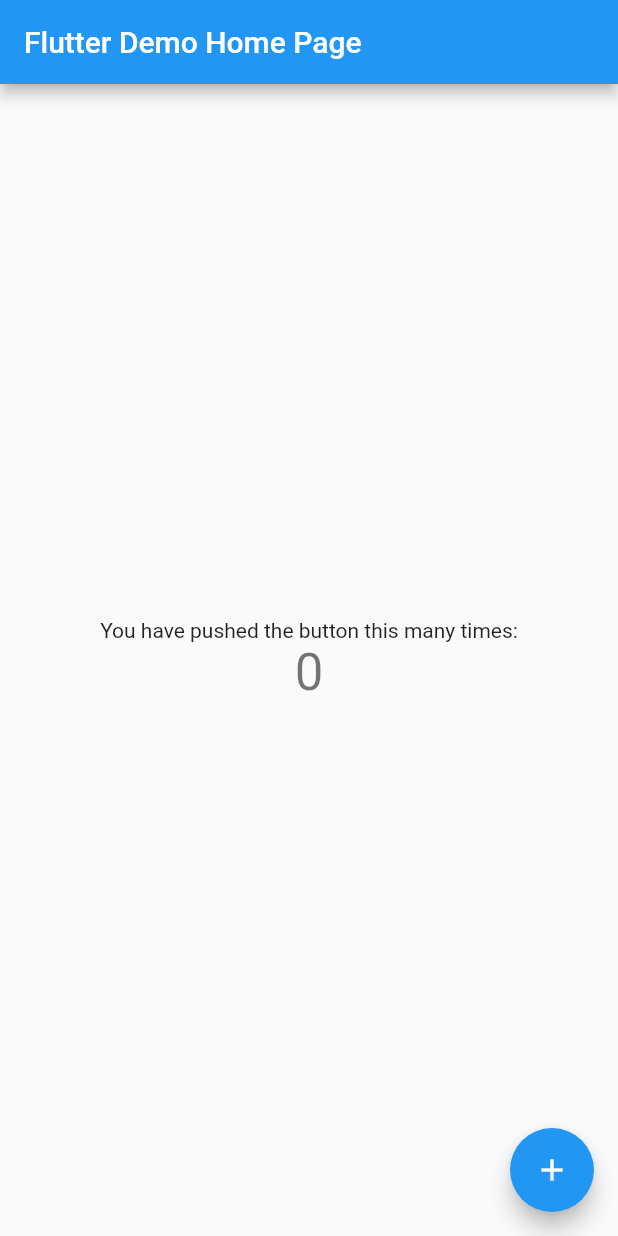
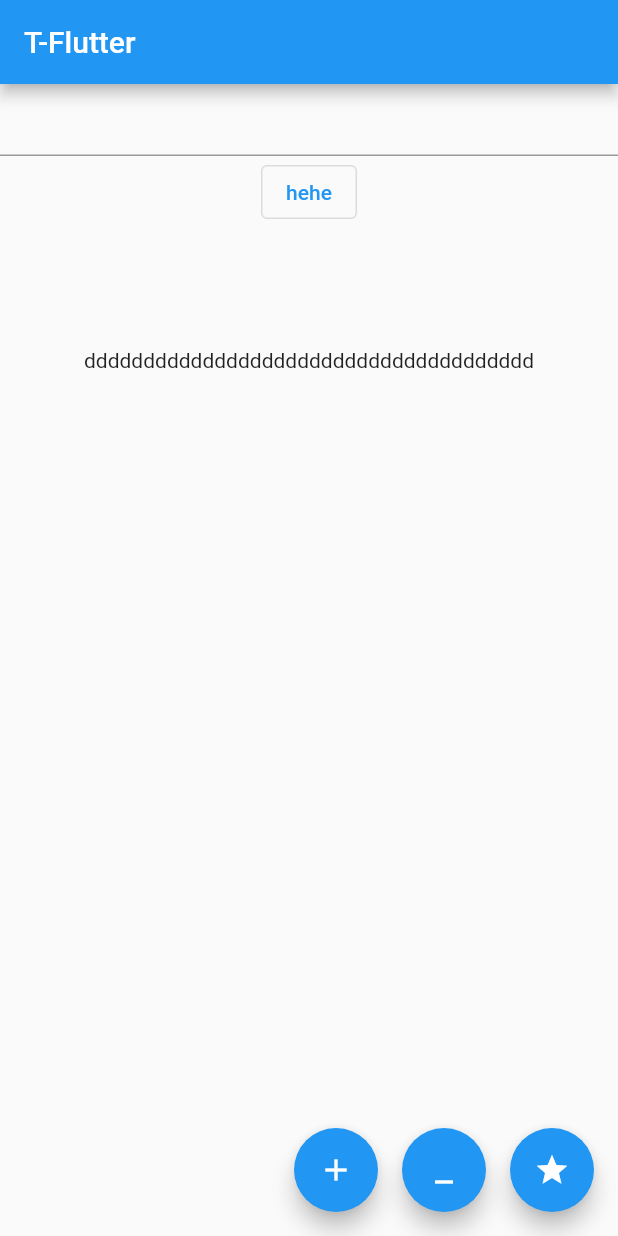
Before and after one commit to thinhquoclethai/tracking_app, a Flutter app: the screen it shows after launch, on a phone screen of 412 x 824 dp. Run offline on Flutter 3.47's test engine with Material 2 defaults, Android fonts, the phone set to English and light mode, and no system bars.

Commit message:
them code

```diff
--- a/lib/main.dart
+++ b/lib/main.dart
@@ -1,3 +1,5 @@
+import 'dart:developer';
+
 import 'package:flutter/material.dart';
 
 void main() {
@@ -7,39 +9,20 @@
 class MyApp extends StatelessWidget {
   const MyApp({Key? key}) : super(key: key);
 
-  // This widget is the root of your application.
   @override
   Widget build(BuildContext context) {
     return MaterialApp(
       title: 'Flutter Demo',
       theme: ThemeData(
-        // This is the theme of your application.
-        //
-        // Try running your application with "flutter run". You'll see the
-        // application has a blue toolbar. Then, without quitting the app, try
-        // changing the primarySwatch below to Colors.green and then invoke
-        // "hot reload" (press "r" in the console where you ran "flutter run",
-        // or simply save your changes to "hot reload" in a Flutter IDE).
-        // Notice that the counter didn't reset back to zero; the application
-        // is not restarted.
         primarySwatch: Colors.blue,
       ),
-      home: const MyHomePage(title: 'Flutter Demo Home Page'),
+      home: const MyHomePage(title: 'T-Flutter'),
     );
   }
 }
 
 class MyHomePage extends StatefulWidget {
   const MyHomePage({Key? key, required this.title}) : super(key: key);
-
-  // This widget is the home page of your application. It is stateful, meaning
-  // that it has a State object (defined below) that contains fields that affect
-  // how it looks.
-
-  // This class is the configuration for the state. It holds the values (in this
-  // case the title) provided by the parent (in this case the App widget) and
-  // used by the build method of the State. Fields in a Widget subclass are
-  // always marked "final".
 
   final String title;
 
@@ -52,64 +35,70 @@
 
   void _incrementCounter() {
     setState(() {
-      // This call to setState tells the Flutter framework that something has
-      // changed in this State, which causes it to rerun the build method below
-      // so that the display can reflect the updated values. If we changed
-      // _counter without calling setState(), then the build method would not be
-      // called again, and so nothing would appear to happen.
       _counter++;
+    });
+  }
+
+  void _decrement() {
+    setState(() {
+      _counter--;
+    });
+  }
+
+  void _multiply() {
+    setState(() {
+      _counter *= 2;
     });
   }
 
   @override
   Widget build(BuildContext context) {
-    // This method is rerun every time setState is called, for instance as done
-    // by the _incrementCounter method above.
-    //
-    // The Flutter framework has been optimized to make rerunning build methods
-    // fast, so that you can just rebuild anything that needs updating rather
-    // than having to individually change instances of widgets.
     return Scaffold(
       appBar: AppBar(
-        // Here we take the value from the MyHomePage object that was created by
-        // the App.build method, and use it to set our appbar title.
         title: Text(widget.title),
       ),
       body: Center(
-        // Center is a layout widget. It takes a single child and positions it
-        // in the middle of the parent.
         child: Column(
-          // Column is also a layout widget. It takes a list of children and
-          // arranges them vertically. By default, it sizes itself to fit its
-          // children horizontally, and tries to be as tall as its parent.
-          //
-          // Invoke "debug painting" (press "p" in the console, choose the
-          // "Toggle Debug Paint" action from the Flutter Inspector in Android
-          // Studio, or the "Toggle Debug Paint" command in Visual Studio Code)
-          // to see the wireframe for each widget.
-          //
-          // Column has various properties to control how it sizes itself and
-          // how it positions its children. Here we use mainAxisAlignment to
-          // center the children vertically; the main axis here is the vertical
-          // axis because Columns are vertical (the cross axis would be
-          // horizontal).
-          mainAxisAlignment: MainAxisAlignment.center,
-          children: <Widget>[
-            const Text(
-              'You have pushed the button this many times:',
+          crossAxisAlignment: CrossAxisAlignment.center,
+          children: [
+            TextFormField(),
+            OutlinedButton(
+              onPressed: () => log("hrhe"),
+              child: const Text("hehe"),
             ),
-            Text(
-              '$_counter',
-              style: Theme.of(context).textTheme.headline4,
+            const SizedBox(
+              height: 80,
             ),
+            const Text("dddddddddddddddddddddddddddddddddddddd")
           ],
         ),
       ),
-      floatingActionButton: FloatingActionButton(
-        onPressed: _incrementCounter,
-        tooltip: 'Increment',
-        child: const Icon(Icons.add),
-      ), // This trailing comma makes auto-formatting nicer for build methods.
+      floatingActionButton: Row(
+        mainAxisAlignment: MainAxisAlignment.end,
+        children: [
+          FloatingActionButton(
+            onPressed: _incrementCounter,
+            tooltip: 'Increment',
+            child: const Icon(Icons.add),
+          ),
+          const SizedBox(
+            width: 16,
+          ),
+          FloatingActionButton(
+            onPressed: _decrement,
+            tooltip: 'Increment',
+            child: const Icon(Icons.minimize_outlined),
+          ),
+          const SizedBox(
+            width: 16,
+          ),
+          FloatingActionButton(
+            onPressed: _multiply,
+            tooltip: 'Increment',
+            child: const Icon(Icons.star),
+          ),
+        ],
+      ),
     );
   }
 }
```
